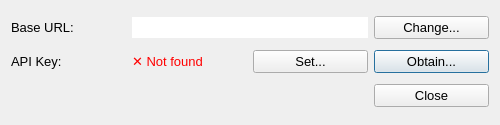
First picture: the form in lizard_qgis_plugin/widgets/ui/settings.ui, repository nens/lizard-qgis-plugin, before the edit.
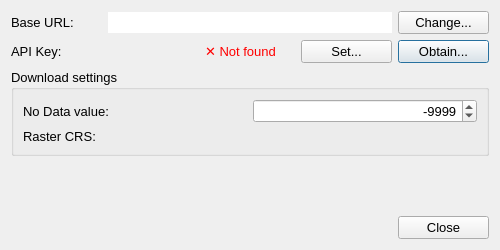
Second picture: the form after the edit. Custom widgets are drawn as their Qt base class.

```diff
--- a/lizard_qgis_plugin/widgets/ui/settings.ui
+++ b/lizard_qgis_plugin/widgets/ui/settings.ui
@@ -7,13 +7,13 @@
     <x>0</x>
     <y>0</y>
     <width>500</width>
-    <height>125</height>
+    <height>250</height>
    </rect>
   </property>
   <property name="minimumSize">
    <size>
     <width>500</width>
-    <height>100</height>
+    <height>250</height>
    </size>
   </property>
   <property name="font">
@@ -26,6 +26,13 @@
    <string>Lizard settings</string>
   </property>
   <layout class="QGridLayout" name="gridLayout">
+   <item row="2" column="1">
+    <widget class="QLabel" name="label_5">
+     <property name="text">
+      <string>API Key:</string>
+     </property>
+    </widget>
+   </item>
    <item row="2" column="5">
     <widget class="QPushButton" name="obtain_pak_pb">
      <property name="text">
@@ -40,17 +47,10 @@
      </property>
     </widget>
    </item>
-   <item row="4" column="5">
-    <widget class="QPushButton" name="close_pb">
+   <item row="1" column="5">
+    <widget class="QPushButton" name="change_base_url_pb">
      <property name="text">
-      <string>Close</string>
-     </property>
-    </widget>
-   </item>
-   <item row="2" column="1">
-    <widget class="QLabel" name="label_5">
-     <property name="text">
-      <string>API Key:</string>
+      <string>Change...</string>
      </property>
     </widget>
    </item>
@@ -64,13 +64,6 @@
      </property>
     </widget>
    </item>
-   <item row="1" column="5">
-    <widget class="QPushButton" name="change_base_url_pb">
-     <property name="text">
-      <string>Change...</string>
-     </property>
-    </widget>
-   </item>
    <item row="1" column="1">
     <widget class="QLabel" name="label">
      <property name="text">
@@ -78,7 +71,7 @@
      </property>
     </widget>
    </item>
-   <item row="1" column="3" colspan="2">
+   <item row="1" column="2" colspan="3">
     <widget class="QLineEdit" name="base_url_le">
      <property name="text">
       <string/>
@@ -91,8 +84,82 @@
      </property>
     </widget>
    </item>
+   <item row="5" column="5">
+    <widget class="QPushButton" name="close_pb">
+     <property name="text">
+      <string>Close</string>
+     </property>
+    </widget>
+   </item>
+   <item row="3" column="1" colspan="5">
+    <widget class="QGroupBox" name="download_grp">
+     <property name="title">
+      <string>Download settings</string>
+     </property>
+     <layout class="QGridLayout" name="gridLayout_2">
+      <item row="0" column="0">
+       <widget class="QLabel" name="label_2">
+        <property name="text">
+         <string>No Data value:</string>
+        </property>
+       </widget>
+      </item>
+      <item row="0" column="1">
+       <widget class="QgsSpinBox" name="no_data_sb">
+        <property name="alignment">
+         <set>Qt::AlignRight|Qt::AlignTrailing|Qt::AlignVCenter</set>
+        </property>
+        <property name="minimum">
+         <number>-1000000</number>
+        </property>
+        <property name="maximum">
+         <number>1000000</number>
+        </property>
+        <property name="value">
+         <number>-9999</number>
+        </property>
+       </widget>
+      </item>
+      <item row="1" column="0">
+       <widget class="QLabel" name="label_3">
+        <property name="text">
+         <string>Raster CRS:</string>
+        </property>
+       </widget>
+      </item>
+      <item row="1" column="1">
+       <widget class="QgsProjectionSelectionWidget" name="crs_widget"/>
+      </item>
+     </layout>
+    </widget>
+   </item>
+   <item row="4" column="5">
+    <spacer name="verticalSpacer">
+     <property name="orientation">
+      <enum>Qt::Vertical</enum>
+     </property>
+     <property name="sizeHint" stdset="0">
+      <size>
+       <width>20</width>
+       <height>40</height>
+      </size>
+     </property>
+    </spacer>
+   </item>
   </layout>
  </widget>
+ <customwidgets>
+  <customwidget>
+   <class>QgsProjectionSelectionWidget</class>
+   <extends>QWidget</extends>
+   <header>qgsprojectionselectionwidget.h</header>
+  </customwidget>
+  <customwidget>
+   <class>QgsSpinBox</class>
+   <extends>QSpinBox</extends>
+   <header>qgsspinbox.h</header>
+  </customwidget>
+ </customwidgets>
  <resources/>
  <connections/>
 </ui>
```
